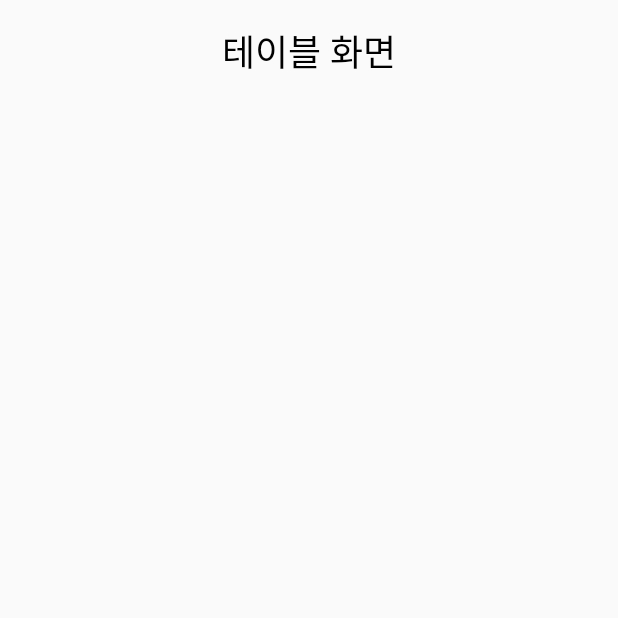
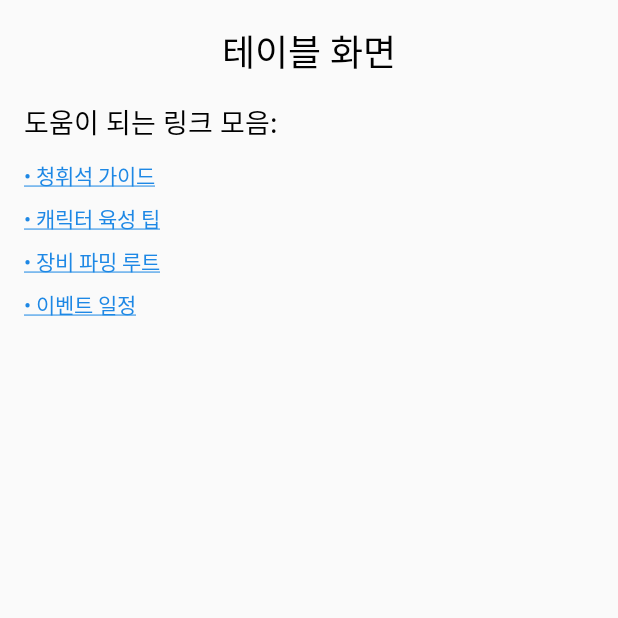
Before and after one commit to jungjae0821/ProjectArchive, an Android app built with Jetpack Compose: the TableActivity screen opened directly, with no data from a screen before it, on a phone screen of 412 x 824 dp, the top half of it. Run offline under Robolectric (Android 15) with nearby library versions, the phone set to English and light mode, and no system bars.

Commit message:
테이블 기능구현중

```diff
--- a/app/src/main/java/com/example/projectarchive/TableActivity.kt
+++ b/app/src/main/java/com/example/projectarchive/TableActivity.kt
@@ -1,5 +1,7 @@
 package com.example.projectarchive
 
+import android.content.Intent
+import android.net.Uri
 import android.os.Bundle
 import androidx.activity.ComponentActivity
 import androidx.activity.compose.setContent
@@ -8,8 +10,17 @@ import androidx.compose.material3.*
 import androidx.compose.runtime.Composable
 import androidx.compose.ui.Alignment
 import androidx.compose.ui.Modifier
+import androidx.compose.ui.platform.LocalContext
+import androidx.compose.ui.text.AnnotatedString
+import androidx.compose.ui.text.SpanStyle
+import androidx.compose.ui.text.buildAnnotatedString
+import androidx.compose.ui.text.input.OffsetMapping
+import androidx.compose.ui.text.style.TextDecoration
 import androidx.compose.ui.unit.dp
 import androidx.compose.ui.unit.sp
+import androidx.compose.ui.graphics.Color
+import androidx.compose.foundation.text.ClickableText
+import androidx.compose.ui.text.withStyle
 
 class TableActivity : ComponentActivity() {
     override fun onCreate(savedInstanceState: Bundle?) {
@@ -23,11 +34,59 @@ class TableActivity : ComponentActivity() {
 @Composable
 fun TableScreen() {
     Column(
-        modifier = Modifier.fillMaxSize().padding(16.dp),
+        modifier = Modifier
+            .fillMaxSize()
+            .padding(16.dp),
         horizontalAlignment = Alignment.CenterHorizontally
     ) {
         Text(text = "테이블 화면", fontSize = 24.sp)
         Spacer(modifier = Modifier.height(16.dp))
-        // 테이블 데이터를 표시할 UI 추가 예정
+
+        HelpLinksList() // 🔗 링크 리스트 호출
     }
 }
+
+@Composable
+fun HelpLinksList() {
+    val context = LocalContext.current
+
+    val links = listOf(
+        "청휘석 가이드" to "https://gamewiki.example.com/currency-guide",
+        "캐릭터 육성 팁" to "https://gamewiki.example.com/character-growth",
+        "장비 파밍 루트" to "https://gamewiki.example.com/equipment-farm",
+        "이벤트 일정" to "https://gamewiki.example.com/event-calendar"
+    )
+
+    Column(
+        modifier = Modifier.fillMaxWidth()
+    ) {
+        Text("도움이 되는 링크 모음:", fontSize = 18.sp, modifier = Modifier.padding(bottom = 8.dp))
+
+        links.forEach { (title, url) ->
+            val annotatedString = buildAnnotatedString {
+                pushStringAnnotation(tag = "URL", annotation = url)
+                withStyle(
+                    style = SpanStyle(
+                        color = Color(0xFF1E88E5),
+                        textDecoration = TextDecoration.Underline
+                    )
+                ) {
+                    append("• $title")
+                }
+                pop()
+            }
+
+            ClickableText(
+                text = annotatedString,
+                onClick = { offset ->
+                    annotatedString.getStringAnnotations("URL", offset, offset)
+                        .firstOrNull()?.let { annotation ->
+                            val intent = Intent(Intent.ACTION_VIEW, Uri.parse(annotation.item))
+                            context.startActivity(intent)
+                        }
+                },
+                modifier = Modifier.padding(vertical = 4.dp)
+            )
+        }
+    }
+}
```
